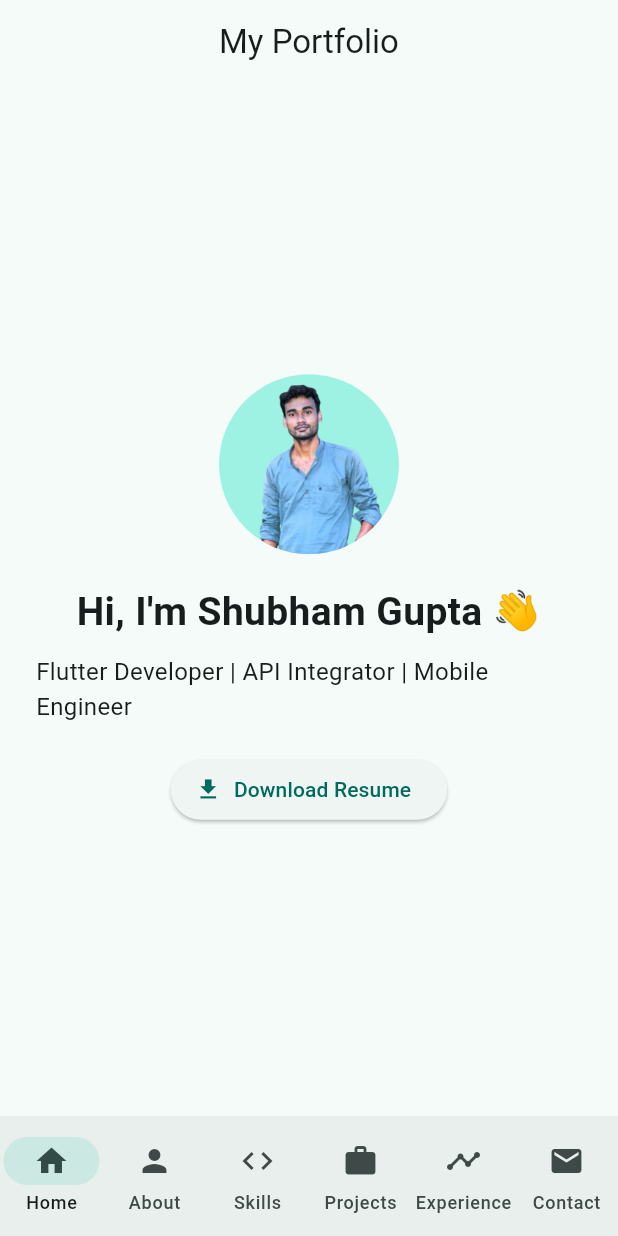
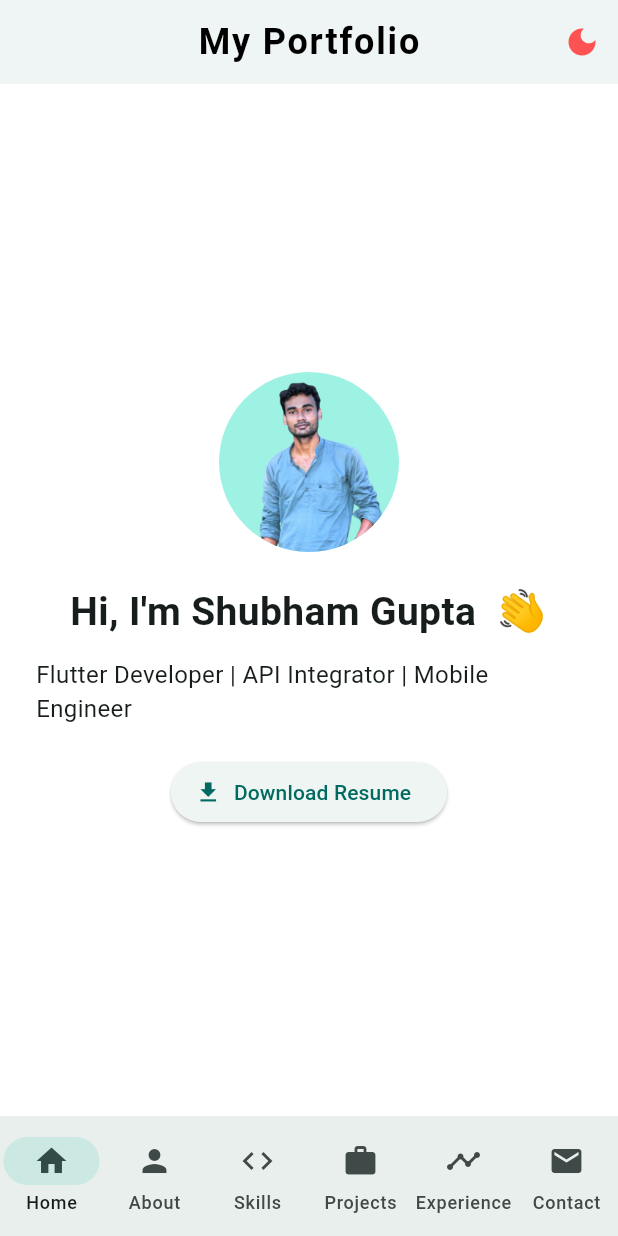
Before and after one commit to CodeWithShubham02/portfolio, a Flutter app: the screen it shows after launch, on a phone screen of 412 x 824 dp. Run offline on Flutter 3.47's test engine with Material 3 defaults, Android fonts, the phone set to English and light mode, and no system bars; our stand-ins replace permission_handler; Roboto replaces fonts that are missing (Poppins).

Commit message:
first commit

```diff
--- a/lib/main.dart
+++ b/lib/main.dart
@@ -10,26 +10,71 @@ void main() {
   runApp(const PortfolioApp());
 }
 
-class PortfolioApp extends StatelessWidget {
+class PortfolioApp extends StatefulWidget {
   const PortfolioApp({super.key});
+
+  @override
+  State<PortfolioApp> createState() => _PortfolioAppState();
+}
+
+class _PortfolioAppState extends State<PortfolioApp> {
+  bool isDarkMode = false;
 
   @override
   Widget build(BuildContext context) {
     return MaterialApp(
       title: 'My Portfolio',
       debugShowCheckedModeBanner: false,
+      themeMode: isDarkMode ? ThemeMode.dark : ThemeMode.light,
       theme: ThemeData(
-        colorScheme: ColorScheme.fromSeed(seedColor: Colors.teal),
+        brightness: Brightness.light,
         useMaterial3: true,
+        colorScheme: ColorScheme.fromSeed(
+          seedColor: Colors.teal,
+          brightness: Brightness.light,
+        ),
+        scaffoldBackgroundColor: Colors.white,
+        appBarTheme: const AppBarTheme(
+          backgroundColor: Colors.white,
+          foregroundColor: Colors.black,
+          elevation: 2,
+        ),
         fontFamily: 'Poppins',
       ),
-      home: const PortfolioHome(),
+      darkTheme: ThemeData(
+        brightness: Brightness.dark,
+        useMaterial3: true,
+        colorScheme: ColorScheme.fromSeed(
+          seedColor: Colors.deepPurple,
+          brightness: Brightness.dark,
+        ),
+        scaffoldBackgroundColor: Colors.black,
+        appBarTheme: const AppBarTheme(
+          backgroundColor: Colors.black,
+          foregroundColor: Colors.white,
+          elevation: 2,
+        ),
+        fontFamily: 'Poppins',
+      ),
+      home: PortfolioHome(
+        isDarkMode: isDarkMode,
+        onThemeToggle: (value) {
+          setState(() => isDarkMode = value);
+        },
+      ),
     );
   }
 }
 
 class PortfolioHome extends StatefulWidget {
-  const PortfolioHome({super.key});
+  final bool isDarkMode;
+  final ValueChanged<bool> onThemeToggle;
+
+  const PortfolioHome({
+    super.key,
+    required this.isDarkMode,
+    required this.onThemeToggle,
+  });
 
   @override
   State<PortfolioHome> createState() => _PortfolioHomeState();
@@ -50,8 +95,26 @@ class _PortfolioHomeState extends State<PortfolioHome> {
   Widget build(BuildContext context) {
     return Scaffold(
       appBar: AppBar(
-        title: const Text('My Portfolio'),
+        title: const Text(
+          'My Portfolio',
+          style: TextStyle(
+            fontFamily: 'Poppins', // 👈 change to your preferred font
+            fontWeight: FontWeight.bold, // bold text
+            fontSize: 24, // 👈 increased font size
+            letterSpacing: 1.2, // optional: adds spacing between letters
+          ),
+        ),
         centerTitle: true,
+        actions: [
+          IconButton(
+            icon: Icon(
+              widget.isDarkMode ? Icons.wb_sunny : Icons.dark_mode,color: Colors.redAccent,
+            ),
+            onPressed: () {
+              widget.onThemeToggle(!widget.isDarkMode);
+            },
+          ),
+        ],
       ),
       body: screens[selectedIndex],
       bottomNavigationBar: NavigationBar(
--- a/lib/screens/about_screen.dart
+++ b/lib/screens/about_screen.dart
@@ -16,15 +16,33 @@ class AboutScreen extends StatelessWidget {
           ),
           SizedBox(height: 10),
           Padding(
-            padding: EdgeInsets.symmetric(horizontal: 30),
+            padding: const EdgeInsets.symmetric(horizontal: 30, vertical: 20),
             child: Text(
-              "I'm a passionate Flutter Developer with 1.5+ years of experience building high-performance, "
-                  "cross-platform mobile applications. I specialize in Firebase integration, REST APIs, "
-                  "state management, and creating user-friendly UIs for scalable apps like E-Commerce, ERP, and Food Delivery.",
+              "Hi, I’m Shubham Gupta 👋\n\n"
+                  "I’m a passionate Software Developer at SGTech Technology Pvt. Ltd., "
+                  "specializing in building high-performance and user-focused mobile applications. "
+                  "With over 1.5 years of experience in Flutter and Dart, I develop seamless cross-platform apps "
+                  "for Android, iOS, and Web.\n\n"
+                  "Throughout my career, I’ve worked on diverse projects including e-commerce platforms, "
+                  "delivery applications, smartwatch apps, and AI-powered chatbots for personalized shopping experiences. "
+                  "I enjoy solving complex problems through clean, scalable code and creating smooth, visually engaging UIs.\n\n"
+                  "I’m deeply interested in mobile app architecture, performance optimization, and API integration — "
+                  "combining creativity with engineering discipline to deliver reliable digital experiences.\n\n"
+                  "🛠️ Technical Skills\n\n"
+                  "• Languages: Dart, Java, Swift, Kotlin, PHP, JavaScript\n"
+                  "• Frameworks & Tools: Flutter, Firebase, GetX, Provider, Riverpod, RESTful APIs, JSON, Git\n"
+                  "• Platforms: Android, iOS, Web\n"
+                  "• Database: SQLite, MySQL, Firebase Firestore\n"
+                  "• Others: Push Notifications, Google Maps, Payment Gateway Integration, AI Chatbot Integration",
               textAlign: TextAlign.center,
-              style: TextStyle(fontSize: 15, height: 1.5),
+              style: const TextStyle(
+                fontSize: 15,
+                height: 1.6,
+                fontFamily: 'Poppins',
+              ),
             ),
           ),
+
           SizedBox(height: 40),
         ],
       ),
--- a/lib/screens/home_screen.dart
+++ b/lib/screens/home_screen.dart
@@ -3,6 +3,8 @@ import 'package:flutter/material.dart';
 import 'package:flutter/services.dart' show rootBundle;
 import 'package:path_provider/path_provider.dart';
 import 'package:permission_handler/permission_handler.dart';
+
+import '../widgets/waveinghand_widget.dart';
 
 class HomeScreen extends StatelessWidget {
   const HomeScreen({super.key});
@@ -59,10 +61,21 @@ class HomeScreen extends StatelessWidget {
               backgroundImage: AssetImage('assets/image/photo.png'),
             ),
             const SizedBox(height: 20),
-            const Text(
-              'Hi, I\'m Shubham Gupta 👋',
-              style: TextStyle(fontSize: 26, fontWeight: FontWeight.bold),
-            ),
+            const Row(
+              mainAxisAlignment: MainAxisAlignment.center,
+              children: [
+                const Text(
+                  "Hi, I'm Shubham Gupta ",
+                  style: TextStyle(
+                    fontSize: 26,
+                    fontWeight: FontWeight.bold,
+                  ),
+                ),
+                const SizedBox(width: 6),
+                WavingHand(), // 👈 custom animated widget
+              ],
+            )
+,
             const SizedBox(height: 10),
             const Text(
               'Flutter Developer | API Integrator | Mobile Engineer',
--- /dev/null
+++ b/lib/widgets/waveinghand_widget.dart
@@ -0,0 +1,45 @@
+import 'package:flutter/material.dart';
+
+class WavingHand extends StatefulWidget {
+  const WavingHand({super.key});
+
+  @override
+  State<WavingHand> createState() => _WavingHandState();
+}
+
+class _WavingHandState extends State<WavingHand>
+    with SingleTickerProviderStateMixin {
+  late AnimationController _controller;
+
+  @override
+  void initState() {
+    super.initState();
+    _controller = AnimationController(
+      vsync: this,
+      duration: const Duration(milliseconds: 300),
+    )..repeat(reverse: true); // 👈 keep waving
+  }
+
+  @override
+  void dispose() {
+    _controller.dispose();
+    super.dispose();
+  }
+
+  @override
+  Widget build(BuildContext context) {
+    return AnimatedBuilder(
+      animation: _controller,
+      child: const Text(
+        "👋",
+        style: TextStyle(fontSize: 28),
+      ),
+      builder: (context, child) {
+        return Transform.rotate(
+          angle: 0.3 * _controller.value - 0.15, // small waving angle
+          child: child,
+        );
+      },
+    );
+  }
+}
```
Also changed, not shown: 1 other file.
